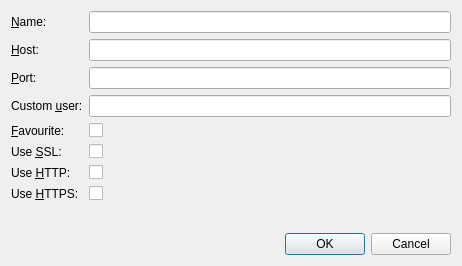
ecmwf/ecflow, file Viewer/ecflowUI/src/ServerEditDialog.ui: the form before one commit.
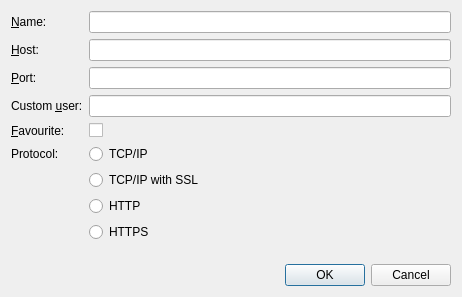
The form after the commit. Custom widgets are drawn as their Qt base class.

Commit message:
Use notion of selected Protocol
- use Protocol value instead of flags isSsl, isHttp, isHttps in the ecFlowUI implementation

Re ECFLOW-1957

What changed in the file:
```diff
--- a/Viewer/ecflowUI/src/ServerEditDialog.ui
+++ b/Viewer/ecflowUI/src/ServerEditDialog.ui
@@ -91,55 +91,39 @@
      <item row="5" column="0">
       <widget class="QLabel" name="sslLabel">
        <property name="text">
-        <string>Use &amp;SSL:</string>
-       </property>
-       <property name="buddy">
-        <cstring>sslCh</cstring>
+        <string>Protocol:</string>
        </property>
       </widget>
      </item>
      <item row="5" column="1">
-      <widget class="QCheckBox" name="sslCh">
+      <widget class="QRadioButton" name="protocolPlain">
        <property name="text">
-        <string/>
-       </property>
-      </widget>
-     </item>
-     <item row="6" column="0">
-      <widget class="QLabel" name="httpLabel">
-       <property name="text">
-        <string>Use &amp;HTTP:</string>
-       </property>
-       <property name="buddy">
-        <cstring>httpCh</cstring>
+        <string>TCP/IP</string>
        </property>
       </widget>
      </item>
      <item row="6" column="1">
-      <widget class="QCheckBox" name="httpCh">
+      <widget class="QRadioButton" name="protocolSsl">
        <property name="text">
-        <string/>
-       </property>
-      </widget>
-     </item>
-     <item row="7" column="0">
-      <widget class="QLabel" name="httpsLabel">
-       <property name="text">
-        <string>Use &amp;HTTPS:</string>
-       </property>
-       <property name="buddy">
-        <cstring>httpsCh</cstring>
+        <string>TCP/IP with SSL</string>
        </property>
       </widget>
      </item>
      <item row="7" column="1">
-      <widget class="QCheckBox" name="httpsCh">
+      <widget class="QRadioButton" name="protocolHttp">
        <property name="text">
-        <string/>
+        <string>HTTP</string>
        </property>
       </widget>
      </item>
      <item row="8" column="1">
+      <widget class="QRadioButton" name="protocolHttps">
+       <property name="text">
+        <string>HTTPS</string>
+       </property>
+      </widget>
+     </item>
+     <item row="9" column="1">
       <widget class="MessageLabel" name="sslMessageLabel" native="true"/>
      </item>
     </layout>
```
Left out of the diff: 2 changed lines with no effect on the pictures. The commit also changes 14 other files.
